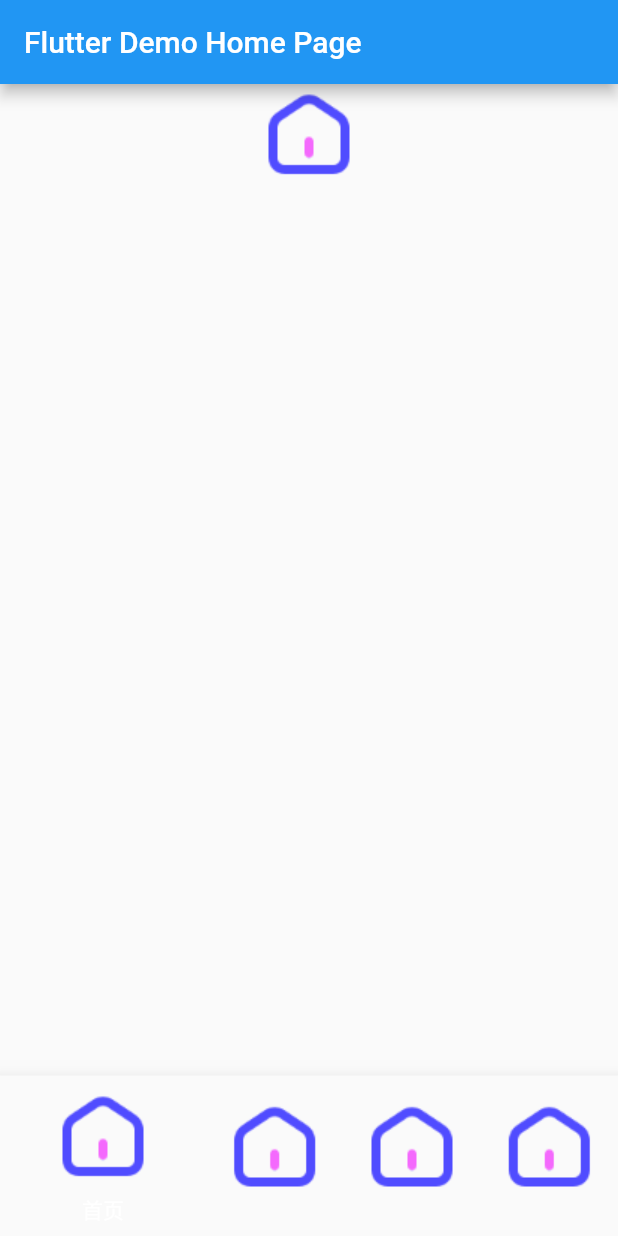
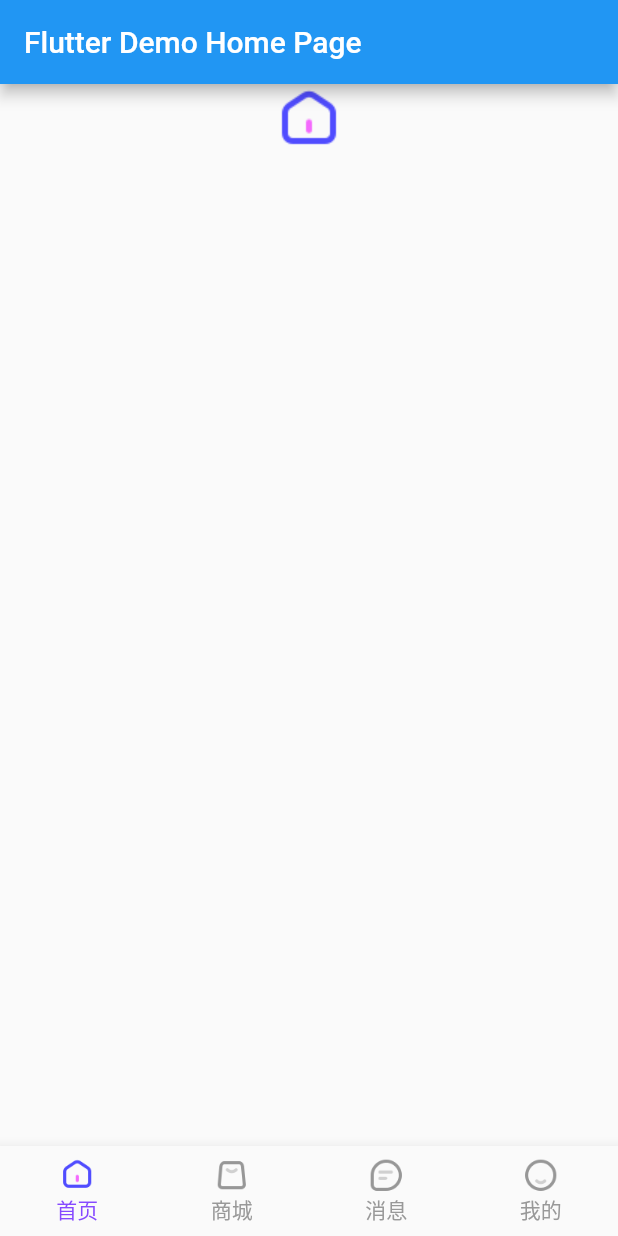
Before and after one commit to jian936396665/flutter_new, a Flutter app: the screen it shows after launch, on a phone screen of 412 x 824 dp. Run offline on Flutter 3.47's test engine with Material 2 defaults, Android fonts, the phone set to English and light mode, and no system bars.

Commit message:
修改：导航样式

```diff
--- a/lib/main.dart
+++ b/lib/main.dart
@@ -3,6 +3,8 @@ import 'dart:io';
 import 'package:flutter/material.dart';
 import 'package:flutter/services.dart';
 import 'package:flutter_app_new/home/home_page_item.dart';
+import 'package:flutter_app_new/style/app_color.dart';
+import 'package:flutter_app_new/style/font_style.dart';
 
 void main() {
   runApp(MyApp());
@@ -52,6 +54,20 @@ class MyHomePage extends StatefulWidget {
 class _MyHomePageState extends State<MyHomePage> {
   int _currentPageIndex = 0;
   var _pageController = new PageController(initialPage: 0);
+  final double _icon_size = 25;
+  final _titles = <String>['首页', '商城', '消息', '我的'];
+  final _select_icon = <String>[
+    'images/ic_main_navigation_home_selected.png',
+    'images/ic_main_navigation_goods_selected.png',
+    'images/ic_main_navigation_msg_selected.png',
+    'images/ic_main_navigation_mine_selected.png'
+  ];
+  final _unselect_icon = <String>[
+    'images/ic_main_navigation_home_unselected.png',
+    'images/ic_main_navigation_goods_unselected.png',
+    'images/ic_main_navigation_msg_unselected.png',
+    'images/ic_main_navigation_mine_unselected.png'
+  ];
 
   @override
   Widget build(BuildContext context) {
@@ -61,41 +77,52 @@ class _MyHomePageState extends State<MyHomePage> {
       ),
       body: PageView(
         onPageChanged: _onPageChange,
+        controller: _pageController,
         children: <Widget>[
           HomePageItem('首页', 'images/ic_main_navigation_home_selected.png'),
-          HomePageItem('商城', 'images/ic_main_navigation_home_selected.png'),
-          HomePageItem('消息', 'images/ic_main_navigation_home_selected.png'),
-          HomePageItem('我的', 'images/ic_main_navigation_home_selected.png')
+          HomePageItem('商城', 'images/ic_main_navigation_goods_selected.png'),
+          HomePageItem('消息', 'images/ic_main_navigation_msg_selected.png'),
+          HomePageItem('我的', 'images/ic_main_navigation_mine_selected.png')
         ],
       ),
       bottomNavigationBar: BottomNavigationBar(
-        items: [
-          BottomNavigationBarItem(
-            icon: Image.asset('images/ic_main_navigation_home_selected.png'),
-            title: Text('首页'),
-          ),
-          BottomNavigationBarItem(
-            icon: Image.asset('images/ic_main_navigation_home_selected.png'),
-            title: Text('商城'),
-          ),
-          BottomNavigationBarItem(
-            icon: Image.asset('images/ic_main_navigation_home_selected.png'),
-            title: Text('消息'),
-          ),
-          BottomNavigationBarItem(
-            icon: Image.asset('images/ic_main_navigation_home_selected.png'),
-            title: Text('我的'),
-          ),
-        ],
+        unselectedItemColor: AppColor.rcNormalColor,
+        selectedItemColor: AppColor.rcMainColor,
+        selectedFontSize: AppText.normalSize,
+        unselectedFontSize: AppText.normalSize,
+        type: BottomNavigationBarType.fixed,
+        items: _build_bottom_items(),
         currentIndex: _currentPageIndex,
-        onTap: _setCurrent(_currentPageIndex),
+        onTap: (int index) {
+          setState(() {
+            _currentPageIndex = index;
+          });
+          _setCurrent(index);
+        },
       ), // This trailing comma makes auto-formatting nicer for build methods.
     );
   }
 
+  List<BottomNavigationBarItem> _build_bottom_items() {
+    var itemList = List<BottomNavigationBarItem>();
+    for (int i = 0; i < _titles.length; i++) {
+      var icon = i == _currentPageIndex ? _select_icon[i] : _unselect_icon[i];
+      var item = BottomNavigationBarItem(
+          icon: Image.asset(
+            icon,
+            width: _icon_size,
+            height: _icon_size,
+          ),
+          title: Text(_titles[i]));
+      itemList.add(item);
+    }
+    return itemList;
+  }
+
   /// 首页切换
   _setCurrent(int current) {
-    if (_pageController.hasClients) {
+    if (_currentPageIndex != current) {
+      _currentPageIndex = current;
       _pageController.animateToPage(current,
           duration: Duration(microseconds: 300), curve: Curves.ease);
     }
--- /dev/null
+++ b/lib/style/app_color.dart
@@ -0,0 +1,18 @@
+import 'dart:math';
+
+import 'package:flutter/material.dart';
+
+class AppColor {
+  static Color randomColor() {
+    var red = Random.secure().nextInt(255);
+    var greed = Random.secure().nextInt(255);
+    var blue = Random.secure().nextInt(255);
+    return Color.fromARGB(255, red, greed, blue);
+  }
+
+  ///主色调
+  static var rcMainColor = Color(0xff864AFF);
+
+  ///通用色
+  static var rcNormalColor = Color(0xff999999);
+}
--- /dev/null
+++ b/lib/style/font_style.dart
@@ -0,0 +1,20 @@
+import 'package:flutter/material.dart';
+
+class AppText {
+  static const titleSize = 20.0;
+  static const normalSize = 14.0;
+  static const smallSize = 12.0;
+
+  static const titleTextStyle = TextStyle(
+    color: Color(0xFF121917),
+    fontSize: titleSize,
+    fontWeight: FontWeight.bold,
+  );
+
+  static const middleTextStyle = TextStyle(
+    fontSize: 20.0,
+    fontWeight: FontWeight.bold,
+    letterSpacing: 5.0,
+    color: Colors.white,
+  );
+}
```
Also changed, not shown: images/ic_main_navigation_goods_selected.png, images/ic_main_navigation_goods_unselected.png, images/ic_main_navigation_home_selected.png, images/ic_main_navigation_home_unselected.png, images/ic_main_navigation_mine_selected.png, images/ic_main_navigation_mine_unselected.png, images/ic_main_navigation_msg_selected.png, images/ic_main_navigation_msg_unselected.png, images/ic_main_topic.png.
